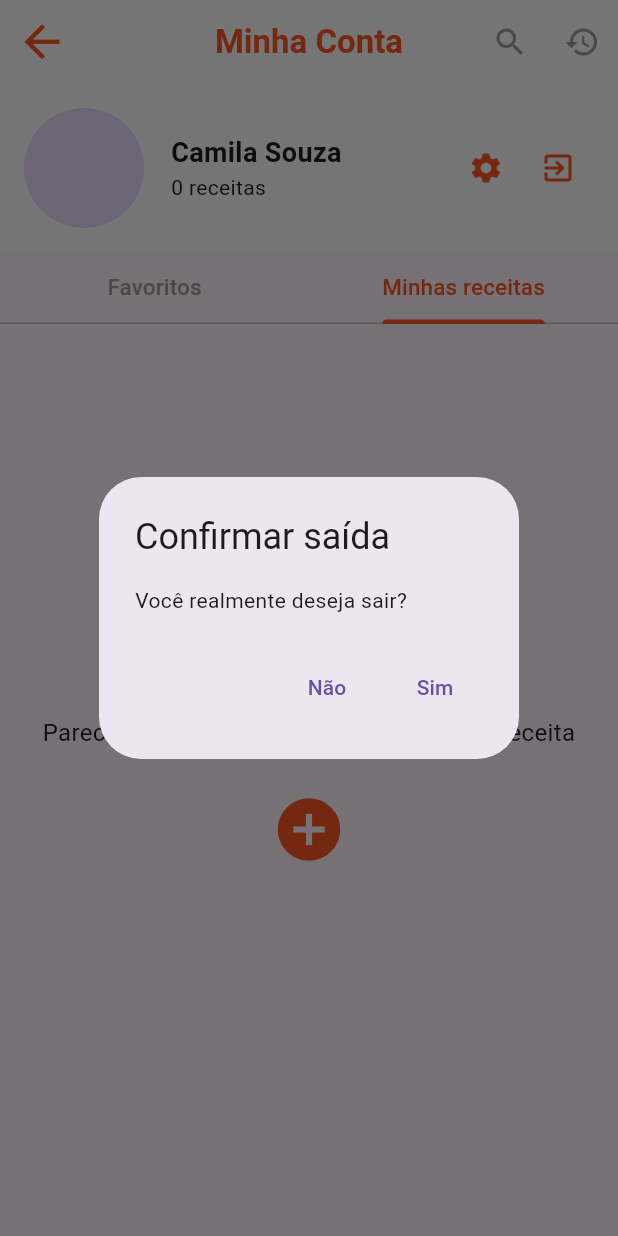
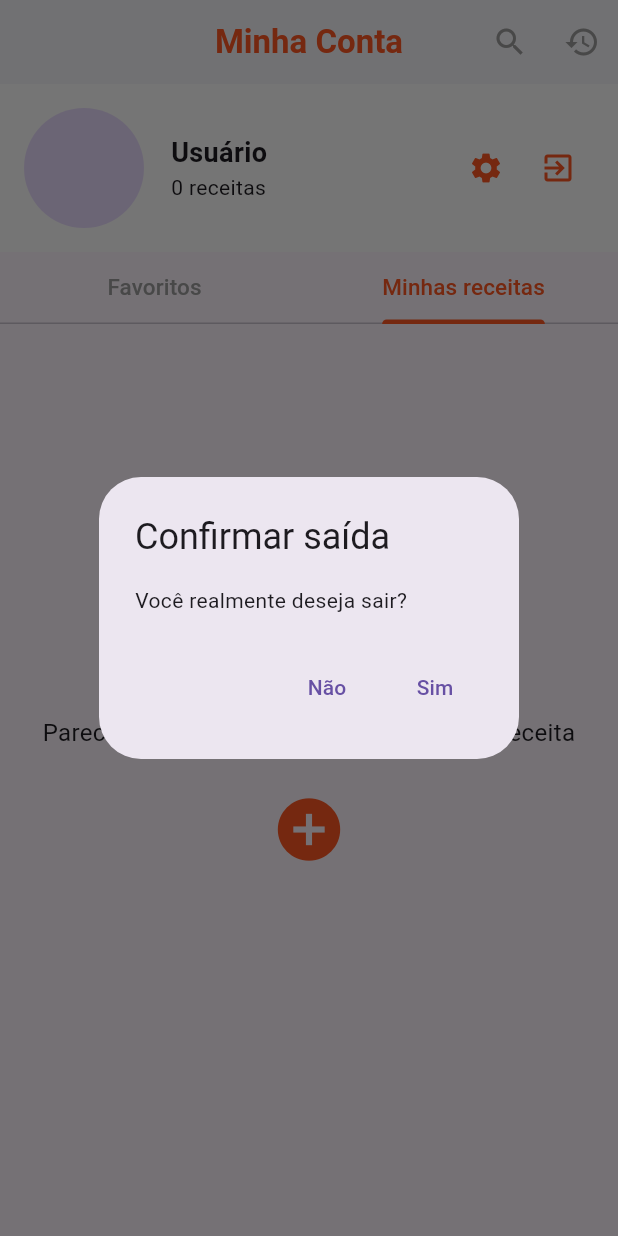
Before and after one commit to Fabricio003/app_supercozinha, a Flutter app: the PerfilPage screen opened directly, tab 2 chosen, after a tap on the "exit to app" icon, on a phone screen of 412 x 824 dp. Run offline on Flutter 3.47's test engine with Material 3 defaults, Android fonts, the phone set to English and light mode, and no system bars; our stand-ins replace email_validator, firebase_auth, firebase_core, firebase_database; accounts and stored records are empty; generated files the repository leaves out were written again.

Commit message:
refactor: add dependences, and fix user input

```diff
--- a/lib/pages/perfil.page.dart
+++ b/lib/pages/perfil.page.dart
@@ -6,8 +6,9 @@ import 'package:flutter_mobile_app/pages/search.page.dart';
 
 class PerfilPage extends StatefulWidget {
   final int initialTab;
+  final String userName;
 
-  PerfilPage({this.initialTab = 0});
+  PerfilPage({this.initialTab = 0, this.userName = "Usuário"});
 
   @override
   _HomePageState createState() => _HomePageState();
@@ -34,68 +35,34 @@ class _HomePageState extends State<PerfilPage>
     return Scaffold(
       appBar: AppBar(
         backgroundColor: Colors.white,
-        elevation: 0,
-        leading: IconButton(
-          icon: Icon(Icons.arrow_back, color: Colors.deepOrange),
-          iconSize: 35.0,
-          onPressed: () {
-            Navigator.pop(context);
-          },
-        ),
-        title: Text(
-          "Minha Conta",
+        elevation: 1,
+        leading: null,
+        title: Text("Minha Conta",
             style: TextStyle(
-            color: Colors.deepOrange,
-            fontWeight: FontWeight.bold,
-          ),
-          textAlign: TextAlign.center,
-        ),
+                color: Colors.deepOrange, fontWeight: FontWeight.bold)),
         centerTitle: true,
         actions: <Widget>[
           IconButton(
               icon: Icon(Icons.search, color: Colors.grey),
-            onPressed: () {
-              showSearch(context: context, delegate: SearchPage());
-            },
-          ),
+              onPressed: () =>
+                  showSearch(context: context, delegate: SearchPage())),
           IconButton(
-            icon: Icon(Icons.history, color: Colors.grey),
-            onPressed: () => {},
-          ),
+              icon: Icon(Icons.history, color: Colors.grey), onPressed: () {}),
         ],
       ),
       body: Column(
         children: <Widget>[
           _buildProfileHeader(),
-          TabBar(
-            controller: _tabController,
-            indicatorColor: Colors.deepOrange,
-            labelColor: Colors.deepOrange,
-            unselectedLabelColor: Colors.grey,
-            tabs: [
-              Tab(text: "Favoritos"),
-              Tab(text: "Minhas receitas"),
-            ],
-            labelStyle: TextStyle(
-              fontSize: 15.0,
-              color: Colors.deepOrange,
-            ),
-          ),
-          Expanded(
-            child: TabBarView(
-              controller: _tabController,
-              children: [
-                _buildFavoritosTab(),
-                _buildMinhasReceitasTab(context),
-              ],
-            ),
-          ),
+          _buildTabBar(),
+          _buildTabBarView(),
         ],
       ),
     );
   }
 
   Widget _buildProfileHeader() {
+    String displayName =
+        widget.userName.isNotEmpty ? widget.userName : "Usuário";
     return Container(
       padding: EdgeInsets.all(16),
       color: Colors.white,
@@ -105,35 +72,40 @@ class _HomePageState extends State<PerfilPage>
           Row(
             mainAxisAlignment: MainAxisAlignment.spaceBetween,
             children: <Widget>[
-              Row(
+              _buildUserInfo(displayName),
+              _buildUserActions(),
+            ],
+          ),
+        ],
+      ),
+    );
+  }
+
+  Widget _buildUserInfo(String displayName) {
+    return Row(
       children: <Widget>[
         CircleAvatar(
-                    radius: 40,
-                    backgroundImage: AssetImage("images/user-picture.png"),
-                  ),
+            radius: 40, backgroundImage: AssetImage("images/user-picture.png")),
         SizedBox(width: 18),
         Column(
           crossAxisAlignment: CrossAxisAlignment.start,
           children: <Widget>[
-                      Text(
-                        "Camila Souza",
-                        style: TextStyle(
-                            fontSize: 18, fontWeight: FontWeight.bold),
-                      ),
+            Text(displayName,
+                style: TextStyle(fontSize: 18, fontWeight: FontWeight.bold)),
             Text("0 receitas"),
           ],
         ),
       ],
-              ),
-              Row(
+    );
+  }
+
+  Widget _buildUserActions() {
+    return Row(
       children: <Widget>[
         IconButton(
             icon: Icon(Icons.settings, color: Colors.deepOrange),
-                    onPressed: () {
-                      Navigator.of(context).push(MaterialPageRoute(
-                          builder: (context) => ConfigPage()));
-                    },
-                  ),
+            onPressed: () => Navigator.of(context)
+                .push(MaterialPageRoute(builder: (context) => ConfigPage()))),
         IconButton(
           icon: Icon(Icons.exit_to_app, color: Colors.deepOrange),
           onPressed: () {
@@ -146,17 +118,16 @@ class _HomePageState extends State<PerfilPage>
                   actions: <Widget>[
                     TextButton(
                       child: Text("Não"),
-                                onPressed: () {
-                                  Navigator.of(context)
-                                      .pop(); // Fecha o diálogo
-                                },
+                      onPressed: () => Navigator.of(context).pop(),
                     ),
                     TextButton(
                       child: Text("Sim"),
                       onPressed: () {
                         Navigator.of(context).pushReplacement(
                           MaterialPageRoute(
-                                          builder: (context) => LoginPage()));
+                            builder: (context) => LoginPage(),
+                          ),
+                        );
                       },
                     ),
                   ],
@@ -166,9 +137,27 @@ class _HomePageState extends State<PerfilPage>
           },
         ),
       ],
-              ),
-            ],
-          ),
+    );
+  }
+
+  Widget _buildTabBar() {
+    return TabBar(
+      controller: _tabController,
+      indicatorColor: Colors.deepOrange,
+      labelColor: Colors.deepOrange,
+      unselectedLabelColor: Colors.grey,
+      tabs: [Tab(text: "Favoritos"), Tab(text: "Minhas receitas")],
+      labelStyle: TextStyle(fontSize: 15.0),
+    );
+  }
+
+  Widget _buildTabBarView() {
+    return Expanded(
+      child: TabBarView(
+        controller: _tabController,
+        children: [
+          _buildFavoritosTab(),
+          _buildMinhasReceitasTab(),
         ],
       ),
     );
@@ -177,34 +166,25 @@ class _HomePageState extends State<PerfilPage>
   Widget _buildFavoritosTab() {
     return ListView(
       children: <Widget>[
-        _buildCardItem(
-          "Strogonoff de Frango",
-          "images/strogonoff-frango.png",
-          "images/user-picture.png",
-        ),
-        // Adicione mais _buildCardItem conforme necessário
+        _buildCardItem("Strogonoff de Frango", "images/strogonoff-frango.png",
+            "images/user-picture.png"),
+        // Adicione mais itens conforme necessário
       ],
     );
   }
 
-  Widget _buildMinhasReceitasTab(BuildContext context) {
+  Widget _buildMinhasReceitasTab() {
     return Center(
       child: Column(
         mainAxisAlignment: MainAxisAlignment.center,
         children: <Widget>[
-          Text(
-            "Ops...\nParece que você ainda não publicou uma receita",
-            textAlign: TextAlign.center,
-            style: TextStyle(fontSize: 16, fontWeight: FontWeight.normal),
-          ),
+          Text("Ops...\nParece que você ainda não publicou uma receita",
+              textAlign: TextAlign.center, style: TextStyle(fontSize: 16)),
           SizedBox(height: 20),
           IconButton(
               icon: Icon(Icons.add_circle, color: Colors.deepOrange, size: 50),
-            onPressed: () {
-              Navigator.of(context)
-                  .push(MaterialPageRoute(builder: (context) => ReceitaPage()));
-            },
-          ),
+              onPressed: () => Navigator.of(context).push(
+                  MaterialPageRoute(builder: (context) => ReceitaPage()))),
         ],
       ),
     );
@@ -213,43 +193,29 @@ class _HomePageState extends State<PerfilPage>
   Widget _buildCardItem(String title, String imagePath, String chefImagePath) {
     return Container(
       margin: EdgeInsets.all(8),
-      width: 300.0, // Largura fixa do Card
-      height: 256.9, // Altura fixa do Card
+      width: 300.0,
+      height: 256.9,
       child: Card(
-        elevation: 8.0, // Adiciona sombreamento ao card
-        shape: RoundedRectangleBorder(
-          borderRadius: BorderRadius.circular(10), // Borda arredondada
-        ),
+        elevation: 8.0,
+        shape: RoundedRectangleBorder(borderRadius: BorderRadius.circular(10)),
         child: Column(
           crossAxisAlignment: CrossAxisAlignment.start,
           children: <Widget>[
             ListTile(
-              leading: CircleAvatar(
-                backgroundImage: AssetImage(chefImagePath),
-              ),
-              title: Text(
-                title,
+              leading: CircleAvatar(backgroundImage: AssetImage(chefImagePath)),
+              title: Text(title,
                   style: TextStyle(
-                  fontSize: 16.0, // Tamanho da fonte
-                  fontWeight: FontWeight.bold, // Peso da fonte
-                  fontFamily: 'Roboto', // Nome da fonte
-                  color: Colors.grey.shade800, // Cor do texto
-                ),
-              ),
+                      fontSize: 16.0,
+                      fontWeight: FontWeight.bold,
+                      color: Colors.grey.shade800)),
               trailing: Icon(Icons.favorite, color: Colors.deepOrange),
             ),
             ClipRRect(
               borderRadius: BorderRadius.only(
                   bottomLeft: Radius.circular(10),
-                bottomRight: Radius.circular(10),
-              ),
-              child: Image.asset(
-                imagePath,
-                fit: BoxFit
-                    .cover, // Ajusta a imagem para cobrir a largura disponível
-                width: double
-                    .infinity, // Garante que a imagem ocupe toda a largura
-              ),
+                  bottomRight: Radius.circular(10)),
+              child: Image.asset(imagePath,
+                  fit: BoxFit.cover, width: double.infinity),
             ),
           ],
         ),
@@ -257,5 +223,3 @@ class _HomePageState extends State<PerfilPage>
     );
   }
 }
-
-void main() => runApp(MaterialApp(home: PerfilPage()));
```
Also changed, not shown: lib/pages/login.page.dart (+37 -18 lines), lib/pages/signup.page.dart (+18 -0 lines), lib/services/auth.service.dart (+51 -13 lines), pubspec.yaml (+8 -7 lines), lib/services/loginAuth.service.dart (deleted), pubspec.lock. Lines whose indentation alone changed are shown as unchanged.
